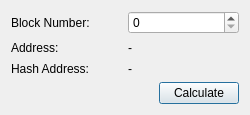
Above: Velocity/stfstoolsdialog.ui from hetelek/Velocity before the change. Below: the same form after it.
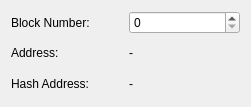
That is the form after the change. Icons and pictures are not drawn.

Commit message: fixed ui on mac, now auto calculates

The edit to the form file:
```diff
--- a/Velocity/stfstoolsdialog.ui
+++ b/Velocity/stfstoolsdialog.ui
@@ -6,8 +6,8 @@
    <rect>
     <x>0</x>
     <y>0</y>
-    <width>250</width>
-    <height>115</height>
+    <width>251</width>
+    <height>107</height>
    </rect>
   </property>
   <property name="windowTitle">
@@ -17,7 +17,7 @@
    <iconset resource="Resources.qrc">
     <normaloff>:/Images/Leaner24.png</normaloff>:/Images/Leaner24.png</iconset>
   </property>
-  <layout class="QVBoxLayout" name="verticalLayout_4" stretch="9,0">
+  <layout class="QVBoxLayout" name="verticalLayout_4" stretch="9">
    <item>
     <layout class="QVBoxLayout" name="verticalLayout_3">
      <item>
@@ -80,30 +80,6 @@
      </item>
     </layout>
    </item>
-   <item>
-    <layout class="QHBoxLayout" name="horizontalLayout_3">
-     <item>
-      <spacer name="horizontalSpacer">
-       <property name="orientation">
-        <enum>Qt::Horizontal</enum>
-       </property>
-       <property name="sizeHint" stdset="0">
-        <size>
-         <width>40</width>
-         <height>20</height>
-        </size>
-       </property>
-      </spacer>
-     </item>
-     <item>
-      <widget class="QPushButton" name="pushButton">
-       <property name="text">
-        <string>Calculate</string>
-       </property>
-      </widget>
-     </item>
-    </layout>
-   </item>
   </layout>
  </widget>
  <resources>
```
The commit also changes 2 other files.
